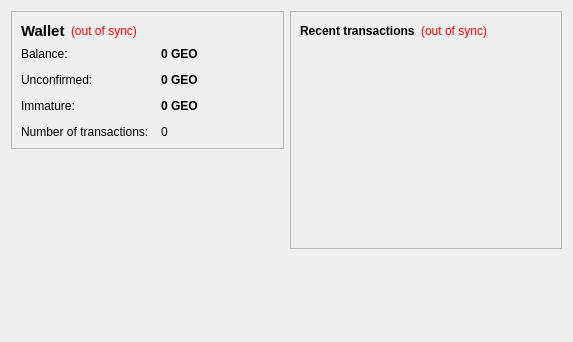
Above: src/qt/forms/overviewpage.ui from cryptoshekel/cryptoshekel before the change. Below: the same form after it.
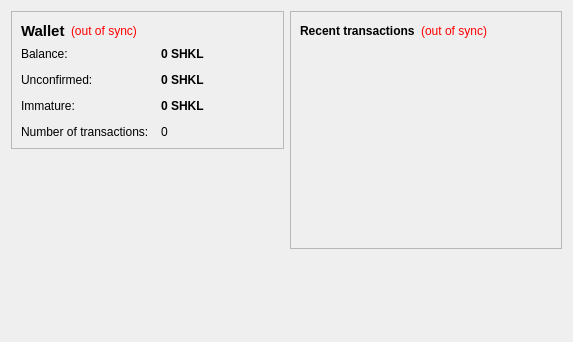
That is the form after the change.

Patch:
```diff
--- a/src/qt/forms/overviewpage.ui
+++ b/src/qt/forms/overviewpage.ui
@@ -105,7 +105,7 @@
              <string>Your current balance</string>
             </property>
             <property name="text">
-             <string notr="true">0 GEO</string>
+             <string notr="true">0 SHKL</string>
             </property>
             <property name="textInteractionFlags">
              <set>Qt::LinksAccessibleByMouse|Qt::TextSelectableByKeyboard|Qt::TextSelectableByMouse</set>
@@ -134,7 +134,7 @@
              <string>Total of transactions that have yet to be confirmed, and do not yet count toward the current balance</string>
             </property>
             <property name="text">
-             <string notr="true">0 GEO</string>
+             <string notr="true">0 SHKL</string>
             </property>
             <property name="textInteractionFlags">
              <set>Qt::LinksAccessibleByMouse|Qt::TextSelectableByKeyboard|Qt::TextSelectableByMouse</set>
@@ -177,7 +177,7 @@
              <string>Mined balance that has not yet matured</string>
             </property>
             <property name="text">
-             <string notr="true">0 GEO</string>
+             <string notr="true">0 SHKL</string>
             </property>
             <property name="textInteractionFlags">
              <set>Qt::LinksAccessibleByMouse|Qt::TextSelectableByKeyboard|Qt::TextSelectableByMouse</set>
```
